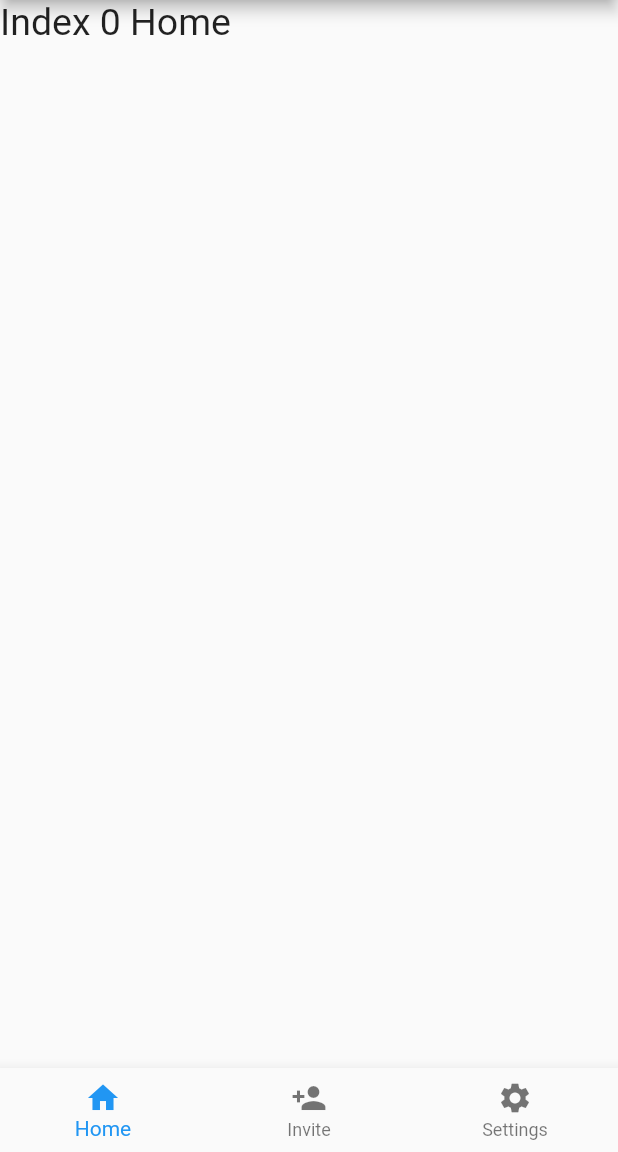
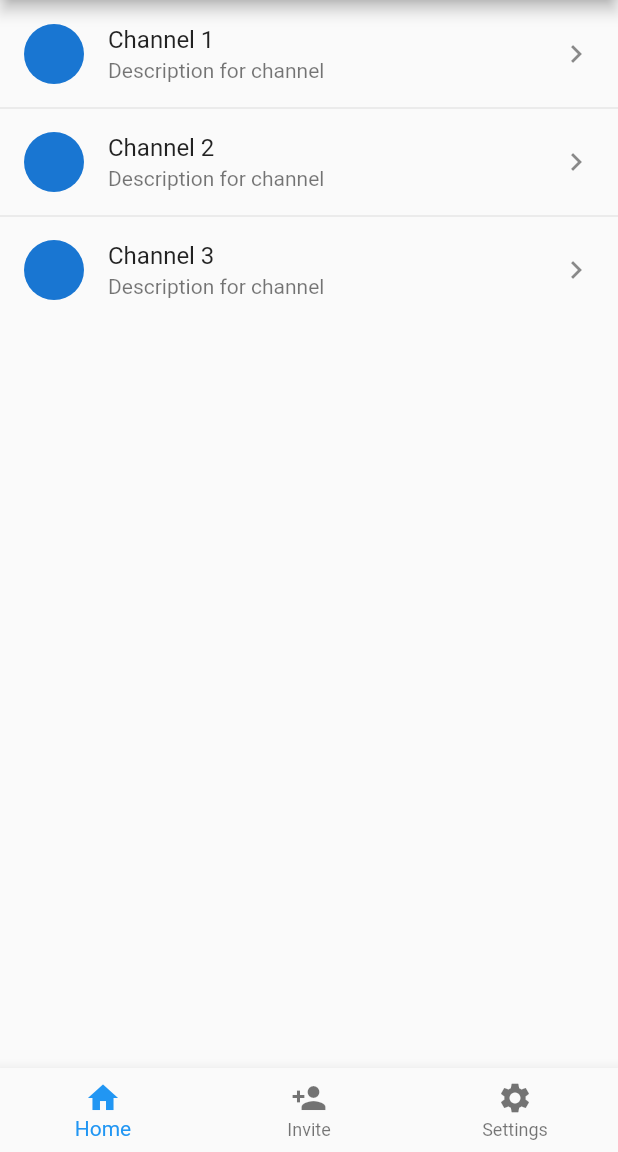
Before and after one commit to neeraj15022001/noterrFlutter, a Flutter app: the screen it shows after launch, on a phone screen of 412 x 824 dp, the part 84-1236 px from its top. Run offline on Flutter 3.47's test engine with Material 2 defaults, Android fonts, the phone set to English and light mode, and no system bars.

Commit message:
Added Home Page

```diff
--- a/lib/main.dart
+++ b/lib/main.dart
@@ -1,4 +1,5 @@
 import 'package:flutter/material.dart';
+import 'package:noterr/views/screens/_home.dart';
 import 'package:noterr/views/screens/_invite.dart';
 import 'package:noterr/views/screens/_settings.dart';
 
@@ -20,14 +21,10 @@ class _MyAppState extends State<MyApp> {
     setState(() => {_selectedIndex = index});
   }
 
-  static const options = TextStyle(fontSize: 25);
   static const List<Widget> _options = [
-    Text(
-      'Index 0 Home',
-      style: options,
-    ),
+    Home(),
     Invite(),
-    Settings()
+    Settings(),
   ];
 
   @override
--- /dev/null
+++ b/lib/views/screens/_home.dart
@@ -0,0 +1,43 @@
+import 'package:flutter/material.dart';
+
+class Home extends StatelessWidget {
+  const Home({Key? key}) : super(key: key);
+
+  @override
+  Widget build(BuildContext context) {
+    return ListView(
+      children: ListTile.divideTiles(
+        context: context,
+        tiles: [
+          ListTile(
+            leading: const CircleAvatar(),
+            title: const Text("Channel 1"),
+            subtitle: const Text("Description for channel"),
+            trailing: const Icon(Icons.navigate_next_outlined),
+            onTap: () {
+              print("Tapped");
+            },
+          ),
+          ListTile(
+            leading: const CircleAvatar(),
+            title: const Text("Channel 2"),
+            subtitle: const Text("Description for channel"),
+            trailing: const Icon(Icons.navigate_next_outlined),
+            onTap: () {
+              print("Tapped 2");
+            },
+          ),
+          ListTile(
+            leading: const CircleAvatar(),
+            title: const Text("Channel 3"),
+            subtitle: const Text("Description for channel"),
+            trailing: const Icon(Icons.navigate_next_outlined),
+            onTap: () {
+              print("Tapped 3");
+            },
+          ),
+        ],
+      ).toList(),
+    );
+  }
+}
```
